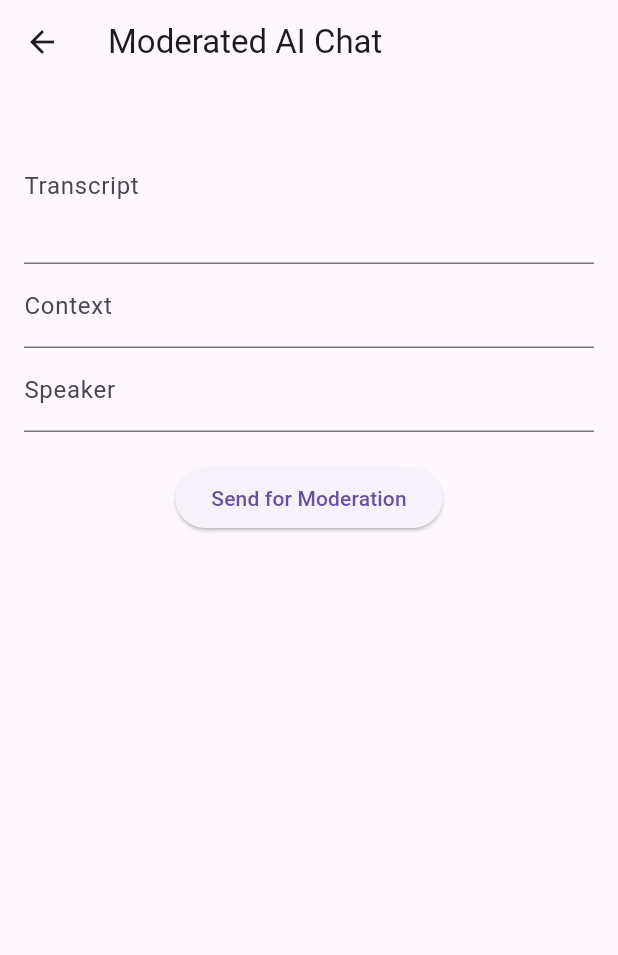
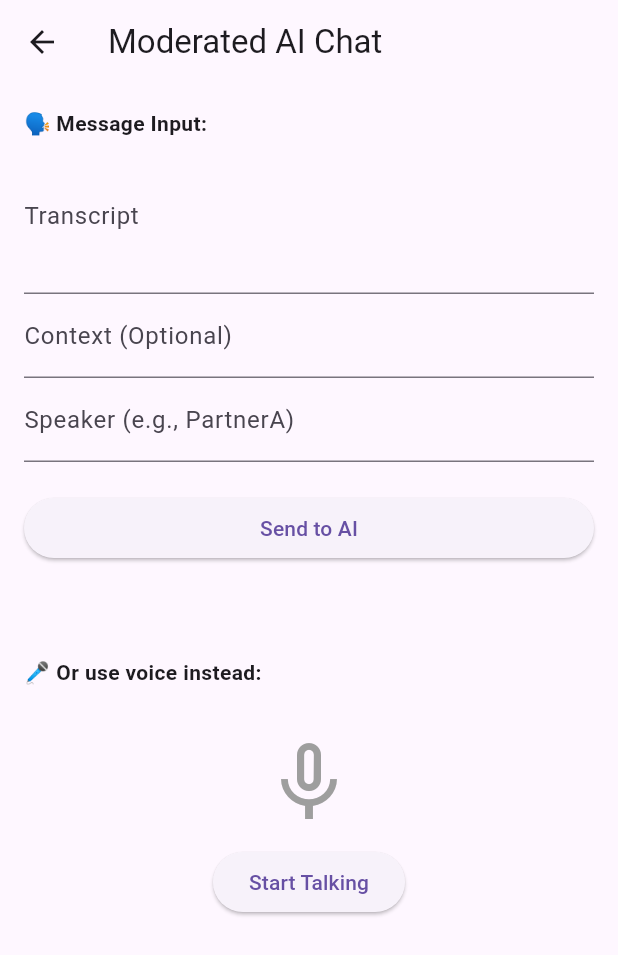
Before and after one commit to avinashgarlaa/mend-ai, a Flutter app: the ModerateChatScreen screen opened by its route, on a phone screen of 412 x 824 dp. Shown: the top 955 px of the screen. Run offline on Flutter 3.47's test engine with Material 3 defaults, Android fonts, the phone set to English and light mode, and no system bars; our stand-ins replace flutter_riverpod, permission_handler, share_plus; missing offline and left inert: flutter_sound.

```diff
--- a/lib/app.dart
+++ b/lib/app.dart
@@ -1,4 +1,5 @@
 import 'package:flutter/material.dart';
+import 'package:mend_ai/views/auth/questionare_screen.dart';
 import 'package:mend_ai/views/onboarding/onboarding_screen.dart';
 import 'views/home/home_screen.dart';
 import 'views/session/start_session_screen.dart';
@@ -21,7 +22,7 @@ class MendApp extends StatelessWidget {
         '/home': (context) => const HomeScreen(),
         '/start-session': (context) => const StartSessionScreen(),
         '/moderate-chat': (context) => const ModerateChatScreen(),
-        // Dynamic routes handled below
+        '/questionnaire': (context) => const QuestionnaireScreen(),
       },
       onGenerateRoute: (settings) {
         if (settings.name == '/insights') {
--- /dev/null
+++ b/lib/providers/chat_history_provider.dart
@@ -0,0 +1,19 @@
+import 'package:flutter_riverpod/flutter_riverpod.dart';
+import 'package:mend_ai/models/chat.dart';
+
+final chatHistoryProvider =
+    StateNotifierProvider<ChatHistoryNotifier, List<ChatMessage>>(
+      (ref) => ChatHistoryNotifier(),
+    );
+
+class ChatHistoryNotifier extends StateNotifier<List<ChatMessage>> {
+  ChatHistoryNotifier() : super([]);
+
+  void addMessage(ChatMessage msg) {
+    state = [...state, msg];
+  }
+
+  void clearHistory() {
+    state = [];
+  }
+}
--- a/lib/views/chat/moderate_chat_screen.dart
+++ b/lib/views/chat/moderate_chat_screen.dart
@@ -1,6 +1,10 @@
 import 'package:flutter/material.dart';
 import 'package:flutter_riverpod/flutter_riverpod.dart';
+import 'package:mend_ai/models/chat.dart';
 import 'package:mend_ai/viewmodels/chat_viewmodel.dart';
+import 'package:mend_ai/widgets/voice_chat_widget.dart';
+import 'package:mend_ai/widgets/chat_bubble.dart';
+import 'package:mend_ai/providers/chat_history_provider.dart';
 
 class ModerateChatScreen extends ConsumerStatefulWidget {
   const ModerateChatScreen({super.key});
@@ -15,16 +19,45 @@ class _ModerateChatScreenState extends ConsumerState<ModerateChatScreen> {
   final _speakerController = TextEditingController();
 
   @override
+  void initState() {
+    super.initState();
+
+    // Listen to chat state and handle AI response
+    ref.listen<AsyncValue<Map<String, dynamic>>>(chatViewModelProvider, (
+      previous,
+      next,
+    ) {
+      next.whenData((response) {
+        ref
+            .read(chatHistoryProvider.notifier)
+            .addMessage(
+              ChatMessage(
+                speaker: 'AI',
+                message: response['aiReply'] ?? 'No reply',
+                isAI: true,
+                isInterrupt: response['interrupt'] == true,
+              ),
+            );
+      });
+    });
+  }
+
+  @override
   Widget build(BuildContext context) {
     final chatState = ref.watch(chatViewModelProvider);
     final chatVM = ref.read(chatViewModelProvider.notifier);
+    final chatHistory = ref.watch(chatHistoryProvider);
 
     return Scaffold(
       appBar: AppBar(title: const Text('Moderated AI Chat')),
       body: Padding(
         padding: const EdgeInsets.all(16),
-        child: Column(
+        child: ListView(
           children: [
+            const Text(
+              "🗣️ Message Input:",
+              style: TextStyle(fontWeight: FontWeight.bold),
+            ),
             TextField(
               controller: _transcriptController,
               decoration: const InputDecoration(labelText: 'Transcript'),
@@ -32,15 +65,19 @@ class _ModerateChatScreenState extends ConsumerState<ModerateChatScreen> {
             ),
             TextField(
               controller: _contextController,
-              decoration: const InputDecoration(labelText: 'Context'),
+              decoration: const InputDecoration(
+                labelText: 'Context (Optional)',
+              ),
             ),
             TextField(
               controller: _speakerController,
-              decoration: const InputDecoration(labelText: 'Speaker'),
+              decoration: const InputDecoration(
+                labelText: 'Speaker (e.g., PartnerA)',
+              ),
             ),
             const SizedBox(height: 20),
             chatState.isLoading
-                ? const CircularProgressIndicator()
+                ? const Center(child: CircularProgressIndicator())
                 : ElevatedButton(
                     onPressed: () {
                       final transcript = _transcriptController.text.trim();
@@ -58,27 +95,50 @@ class _ModerateChatScreenState extends ConsumerState<ModerateChatScreen> {
                         return;
                       }
 
+                      // Add user message to chat history
+                      ref
+                          .read(chatHistoryProvider.notifier)
+                          .addMessage(
+                            ChatMessage(
+                              speaker: speaker,
+                              message: transcript,
+                              isAI: false,
+                            ),
+                          );
+
+                      // Trigger AI moderation
                       chatVM.moderateChat({
                         'transcript': transcript,
                         'context': contextText,
                         'speaker': speaker,
                       });
+
+                      _transcriptController.clear();
                     },
-                    child: const Text('Send for Moderation'),
+                    child: const Text('Send to AI'),
                   ),
-            const SizedBox(height: 20),
-            chatState.when(
-              data: (response) {
-                if (response.isEmpty) {
-                  return const SizedBox();
-                }
-                return Text(
-                  'AI Reply: ${response['aiReply'] ?? 'No reply'}\n'
-                  'Interrupt Warning: ${response['interrupt'] ?? 'None'}',
-                );
-              },
-              loading: () => const SizedBox(),
-              error: (e, _) => Text('Error: $e'),
+            const SizedBox(height: 30),
+
+            if (chatHistory.isNotEmpty) ...[
+              const Text(
+                "💬 Chat History:",
+                style: TextStyle(fontWeight: FontWeight.bold),
+              ),
+              const SizedBox(height: 12),
+              ...chatHistory.map((msg) => ChatBubble(message: msg)).toList(),
+            ],
+
+            const SizedBox(height: 32),
+            const Text(
+              "🎤 Or use voice instead:",
+              style: TextStyle(fontWeight: FontWeight.bold),
+            ),
+            const SizedBox(height: 12),
+            VoiceChatWidget(
+              userId: _speakerController.text.isEmpty
+                  ? 'partnerA'
+                  : _speakerController.text,
+              contextInfo: _contextController.text,
             ),
           ],
         ),
--- /dev/null
+++ b/lib/widgets/voice_chat_widget.dart
@@ -0,0 +1,111 @@
+import 'dart:async';
+import 'package:flutter/material.dart';
+import 'package:flutter_riverpod/flutter_riverpod.dart';
+import 'package:flutter_sound/flutter_sound.dart';
+import 'package:permission_handler/permission_handler.dart';
+import 'package:http/http.dart' as http;
+
+class VoiceChatWidget extends ConsumerStatefulWidget {
+  final String userId;
+  final String contextInfo;
+  const VoiceChatWidget({
+    super.key,
+    required this.userId,
+    required this.contextInfo,
+  });
+
+  @override
+  ConsumerState<VoiceChatWidget> createState() => _VoiceChatWidgetState();
+}
+
+class _VoiceChatWidgetState extends ConsumerState<VoiceChatWidget> {
+  final recorder = FlutterSoundRecorder();
+  bool isRecording = false;
+  String? transcript;
+  String? aiResponse;
+
+  @override
+  void initState() {
+    super.initState();
+    initRecorder();
+  }
+
+  Future<void> initRecorder() async {
+    await Permission.microphone.request();
+    await recorder.openRecorder();
+  }
+
+  Future<void> startRecording() async {
+    setState(() => isRecording = true);
+    await recorder.startRecorder(toFile: 'audio.aac');
+  }
+
+  Future<void> stopRecording() async {
+    final path = await recorder.stopRecorder();
+    setState(() => isRecording = false);
+
+    if (path == null) return;
+
+    // Mock transcript instead of Whisper
+    transcript = "My partner never listens during arguments.";
+
+    // Send to /api/moderate
+    final response = await http.post(
+      Uri.parse('http://localhost:3000/api/moderate'),
+      headers: {'Content-Type': 'application/json'},
+      body:
+          '''
+      {
+        "transcript": "${transcript!}",
+        "context": "${widget.contextInfo}",
+        "speaker": "${widget.userId}"
+      }
+      ''',
+    );
+
+    if (response.statusCode == 200) {
+      setState(() {
+        aiResponse = response.body.contains("aiReply")
+            ? RegExp(
+                r'"aiReply"\s*:\s*"([^"]+)"',
+              ).firstMatch(response.body)?.group(1)
+            : "Error parsing response";
+      });
+    } else {
+      setState(() => aiResponse = "Failed to get response");
+    }
+  }
+
+  @override
+  void dispose() {
+    recorder.closeRecorder();
+    super.dispose();
+  }
+
+  @override
+  Widget build(BuildContext context) {
+    return Column(
+      children: [
+        const SizedBox(height: 20),
+        isRecording
+            ? const Icon(Icons.mic, size: 64, color: Colors.red)
+            : const Icon(Icons.mic_none, size: 64, color: Colors.grey),
+        const SizedBox(height: 10),
+        ElevatedButton(
+          onPressed: isRecording ? stopRecording : startRecording,
+          child: Text(isRecording ? "Stop & Send" : "Start Talking"),
+        ),
+        const SizedBox(height: 20),
+        if (aiResponse != null)
+          Container(
+            padding: const EdgeInsets.all(16),
+            decoration: BoxDecoration(
+              color: Colors.blue.shade50,
+              borderRadius: BorderRadius.circular(12),
+            ),
+            child: Text("🧠 AI says: $aiResponse"),
+          ),
+      ],
+    );
+  }
+}
--- a/pubspec.yaml
+++ b/pubspec.yaml
@@ -38,6 +38,9 @@ dependencies:
   flutter_audio_waveforms: ^1.2.1+8
   uuid: ^4.5.1
   flutter_riverpod: ^2.6.1
+  share_plus: ^11.0.0
+  flutter_sound: ^9.28.0
+  permission_handler: ^12.0.1
 
 dev_dependencies:
   flutter_test:
```
Also changed, not shown: lib/viewmodels/chat_viewmodel.dart (+9 -2 lines), lib/views/auth/invite_partner_screen.dart (added, +79 -0 lines), lib/views/auth/questionare_screen.dart (added, +157 -0 lines), lib/widgets/chat_bubble.dart (added, +39 -0 lines), lib/models/chat.dart (added), pubspec.lock, 5 other files.
